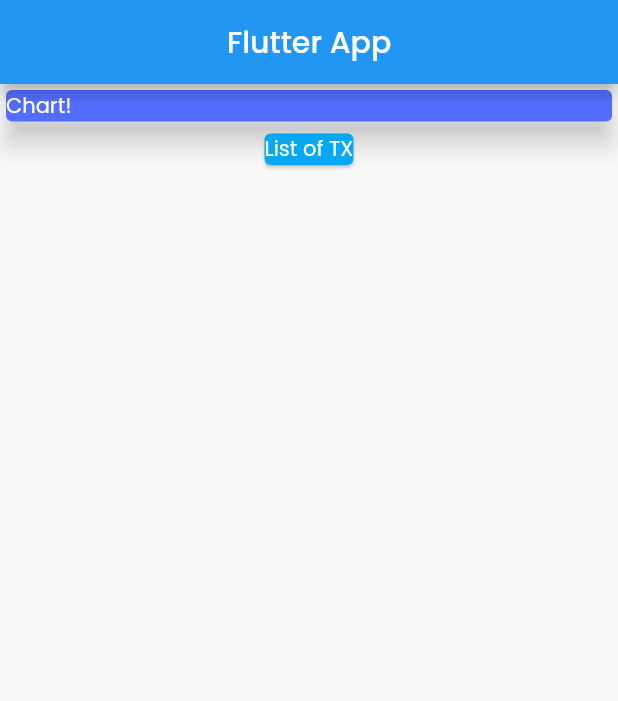
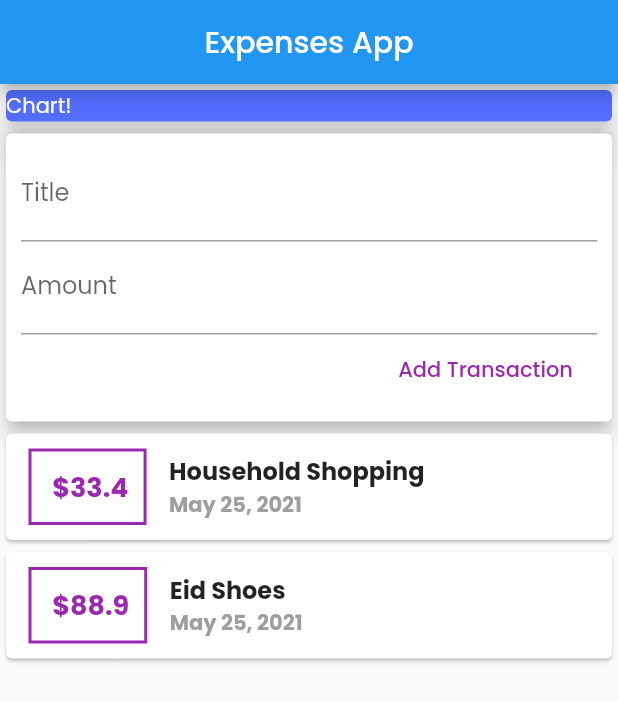
Before and after one commit to mudassirmairaj/flutter_calculator, a Flutter app: the screen it shows after launch, on a phone screen of 412 x 824 dp. Shown: the top 701 px of the screen. Run offline on Flutter 3.47's test engine with Material 2 defaults, Android fonts, the phone set to English and light mode, and no system bars; our stand-ins replace google_fonts.

Commit message:
textfield flat button cross axis

```diff
--- a/lib/home_page.dart
+++ b/lib/home_page.dart
@@ -1,5 +1,8 @@
 import 'package:flutter/cupertino.dart';
 import 'package:flutter/material.dart';
+import 'package:google_fonts/google_fonts.dart';
+import 'transaction.dart';
+import 'package:intl/intl.dart';
 
 class HomePage extends StatefulWidget {
   @override
@@ -7,12 +10,30 @@ class HomePage extends StatefulWidget {
 }
 
 class _HomePageState extends State<HomePage> {
+  bool letsElevate = false;
+  final List<Transaction> transactions = [
+    Transaction(
+      id: 't1',
+      title: 'Household Shopping',
+      amount: 33.4,
+      date: DateTime.now(),
+    ),
+    Transaction(
+      id: 't2',
+      title: 'Eid Shoes',
+      amount: 88.90,
+      date: DateTime.now(),
+    ),
+  ];
+
   @override
   Widget build(BuildContext context) {
     return (Scaffold(
       appBar: AppBar(
         centerTitle: true,
-        title: Text('Flutter App'),
+        title: Text(
+          'Expenses App',
+        ),
       ),
       //Making Column widget so we divide our app into two sections.
       //keep points
@@ -21,6 +42,7 @@ class _HomePageState extends State<HomePage> {
       //That is container
       //double infinity take whole width.
       body: Column(
+        mainAxisAlignment: MainAxisAlignment.start,
         children: [
           Container(
             width: double.infinity,
@@ -29,15 +51,76 @@ class _HomePageState extends State<HomePage> {
                 color: Colors.indigoAccent,
                 child: Text(
                   'Chart!',
-                  style: TextStyle(color: Colors.white,),
+                  style: TextStyle(
+                    color: Colors.white,
+                  ),
                 )),
           ),
           Card(
-            color: Colors.lightBlue,
-            child: Text(
-              'List of TX',
-              style: TextStyle( color: Colors.white),
+            elevation: 5,
+            child: Container(
+              padding: const EdgeInsets.all(10),
+              child: Column(
+                crossAxisAlignment: CrossAxisAlignment.end,
+                children: [
+                  TextField(
+                    decoration: InputDecoration(
+                      labelText: 'Title'
+                    ),
+                  ), TextField(
+                    decoration: InputDecoration(
+                        labelText: 'Amount'
+                    ),
+                  ),
+                  FlatButton(
+                    child: Text('Add Transaction'),
+                    textColor: Colors.purple,
+                    onPressed: (){},
+                  ),
+
+                ],
+              ),
             ),
+          ),
+          Column(
+            children: transactions.map((tx) {
+              return Card(
+                child: Row(
+                  children: [
+                    Container(
+                      margin:
+                          EdgeInsets.symmetric(vertical: 10, horizontal: 15),
+                      decoration: BoxDecoration(
+                        border: Border.all(color: Colors.purple, width: 2),
+                      ),
+                      padding: EdgeInsets.all(10),
+                      child: Text(
+                        ' \$${tx.amount}',
+                        style: TextStyle(
+                            fontSize: 18,
+                            fontWeight: FontWeight.bold,
+                            color: Colors.purple),
+                      ),
+                    ),
+                    Column(
+                      crossAxisAlignment: CrossAxisAlignment.start,
+                      children: [
+                        Text(
+                          tx.title,
+                          style: TextStyle(
+                              fontWeight: FontWeight.bold, fontSize: 16),
+                        ),
+                        Text(
+                          DateFormat.yMMMd().format(tx.date),
+                          style: TextStyle(
+                              fontWeight: FontWeight.bold, color: Colors.grey),
+                        ),
+                      ],
+                    ),
+                  ],
+                ),
+              );
+            }).toList(),
           ),
         ],
       ),
--- a/lib/main.dart
+++ b/lib/main.dart
@@ -1,3 +1,4 @@
+import 'package:flutter/cupertino.dart';
 import 'package:flutter/material.dart';
 import 'package:google_fonts/google_fonts.dart';
 
@@ -11,7 +12,7 @@ class MyApp extends StatelessWidget {
     return MaterialApp(
       debugShowCheckedModeBanner: false,
       theme: ThemeData(
-        fontFamily: GoogleFonts.poppins().fontFamily,
+        fontFamily: GoogleFonts.poppins(fontStyle: FontStyle.normal).fontFamily,
       ),
       home: HomePage(),
     );
--- /dev/null
+++ b/lib/transaction.dart
@@ -0,0 +1,14 @@
+import 'package:flutter/foundation.dart';
+
+class Transaction {
+  final String id;
+  final String title;
+  final double amount;
+  final DateTime date; // for picking the date
+
+  Transaction({@required
+  this.id,
+    this.title,
+    this.amount,
+    this.date});
+}
--- a/pubspec.yaml
+++ b/pubspec.yaml
@@ -23,6 +23,7 @@ environment:
 dependencies:
   flutter:
     sdk: flutter
+  intl: ^0.17.0
 
 
   # The following adds the Cupertino Icons font to your application.
```
Also changed, not shown: pubspec.lock.
